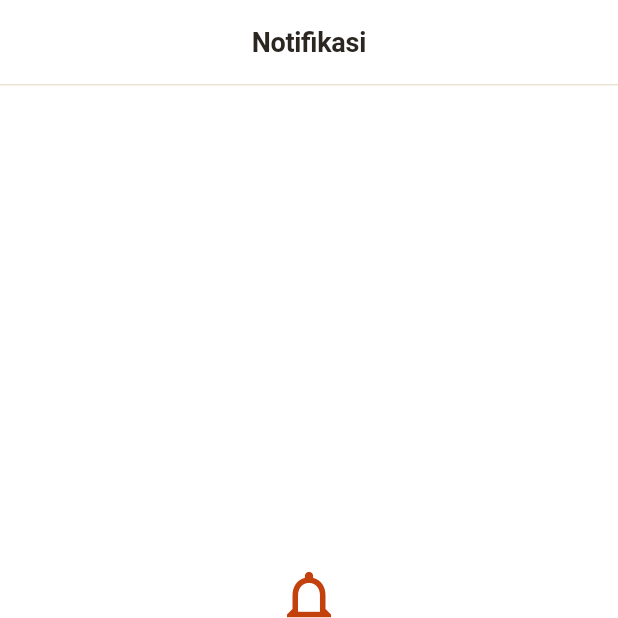
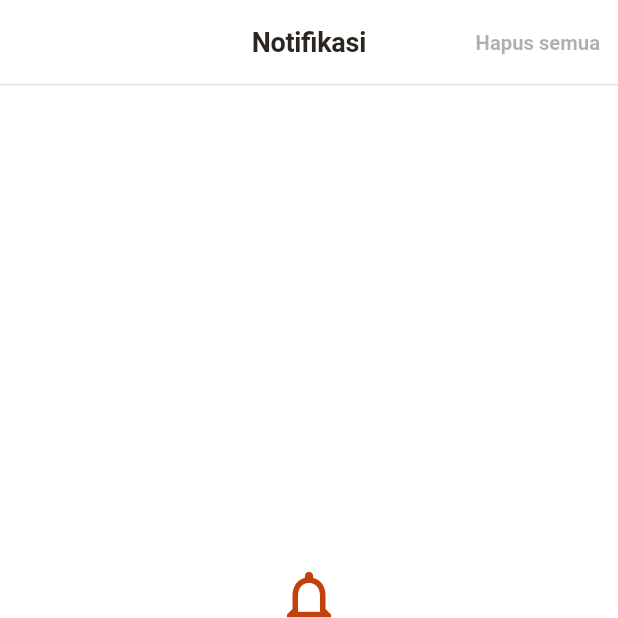
Before and after one commit to FaletehanAlF/Spoth-UMKM-Frontend, a Flutter app: the NotificationScreen screen opened by its route, on a phone screen of 412 x 824 dp, the top half of it. Run offline on Flutter 3.47's test engine with Material 3 defaults, Android fonts, the phone set to English and light mode, and no system bars; our stand-ins replace dio, flutter_local_notifications, flutter_riverpod, flutter_secure_storage, geocoding, geolocator and 7 more; accounts and stored records are empty.

Commit message:
feat(notifications): info admin, badge, hapus semua

```diff
--- a/lib/core/services/notification_service.dart
+++ b/lib/core/services/notification_service.dart
@@ -67,4 +67,8 @@ class NotificationService {
   Future<void> delete({required String token, required String id}) async {
     await _apiService.delete('/notifications/$id', token: token);
   }
+
+  Future<void> deleteAll({required String token}) async {
+    await _apiService.delete('/notifications', token: token);
+  }
 }
--- a/lib/models/notification_model.dart
+++ b/lib/models/notification_model.dart
@@ -5,6 +5,7 @@ class NotificationModel {
     required this.pesan,
     required this.dibaca,
     this.createdAt,
+    this.jenis,
     this.metadata,
   });
 
@@ -14,6 +15,8 @@ class NotificationModel {
   final bool dibaca;
   final DateTime? createdAt;
 
+  /// Jenis notifikasi, misalnya PEMBAYARAN_BERHASIL.
+  final String? jenis;
   final Map<String, dynamic>? metadata;
 
   factory NotificationModel.fromJson(Map<String, dynamic> json) {
@@ -23,6 +26,7 @@ class NotificationModel {
       pesan: json['pesan'] as String? ?? '',
       dibaca: json['dibaca'] as bool? ?? false,
       createdAt: DateTime.tryParse(json['created_at'] as String? ?? ''),
+      jenis: json['jenis'] as String?,
       metadata: json['metadata'] is Map<String, dynamic>
           ? json['metadata'] as Map<String, dynamic>
           : null,
--- a/lib/screens/booking/payment_screen.dart
+++ b/lib/screens/booking/payment_screen.dart
@@ -13,6 +13,7 @@ import '../../models/booking_model.dart';
 import '../../models/payment_model.dart';
 import '../../providers/auth_provider.dart';
 import '../../providers/booking_provider.dart';
+import '../../providers/notification_provider.dart';
 import '../../providers/riwayat_provider.dart';
 import '../../providers/nav_provider.dart';
 import '../../widgets/app_button.dart';
@@ -232,6 +233,8 @@ class _PaymentScreenState extends ConsumerState<PaymentScreen>
 
       await ref.read(bookingsProvider.notifier).refresh();
       await ref.read(riwayatBadgeProvider.notifier).refresh();
+      await ref.read(notificationSummaryProvider.notifier).refresh();
+      await ref.read(notificationsProvider.notifier).refresh();
 
       await _load();
 
--- a/lib/screens/notification/notification_screen.dart
+++ b/lib/screens/notification/notification_screen.dart
@@ -41,10 +41,31 @@ class _NotificationScreenState extends ConsumerState<NotificationScreen> {
   @override
   Widget build(BuildContext context) {
     final notifications = ref.watch(notificationsProvider);
+    final adaNotifikasi = notifications.value?.items.isNotEmpty ?? false;
 
     final page = Scaffold(
       backgroundColor: AppColors.canvas,
-      appBar: const SpothAppBar(title: Text('Notifikasi')),
+      appBar: SpothAppBar(
+        title: const Text('Notifikasi'),
+        actions: [
+          TextButton(
+            onPressed: adaNotifikasi
+                ? () async {
+                    await ref
+                        .read(notificationsProvider.notifier)
+                        .deleteAll();
+
+                    if (context.mounted) {
+                      ScaffoldMessenger.of(context).showSnackBar(
+                        const SnackBar(content: Text('Semua notifikasi dihapus')),
+                      );
+                    }
+                  }
+                : null,
+            child: const Text('Hapus semua'),
+          ),
+        ],
+      ),
       body: notifications.when(
         loading: () => _dibatasi(
           const SingleChildScrollView(
--- a/lib/widgets/notification_icon.dart
+++ b/lib/widgets/notification_icon.dart
@@ -2,6 +2,7 @@ import 'package:flutter/material.dart';
 import 'package:flutter_riverpod/flutter_riverpod.dart';
 import 'package:go_router/go_router.dart';
 
+import '../core/theme/app_colors.dart';
 import '../providers/notification_provider.dart';
 
 class NotificationIconButton extends ConsumerWidget {
@@ -16,6 +17,7 @@ class NotificationIconButton extends ConsumerWidget {
       icon: Badge.count(
         count: count,
         isLabelVisible: count > 0,
+        backgroundColor: AppColors.danger,
         child: const Icon(Icons.notifications_outlined),
       ),
       tooltip: 'Notifikasi',
--- a/lib/widgets/riwayat_icon_button.dart
+++ b/lib/widgets/riwayat_icon_button.dart
@@ -2,6 +2,7 @@ import 'package:flutter/material.dart';
 import 'package:flutter_riverpod/flutter_riverpod.dart';
 import 'package:go_router/go_router.dart';
 
+import '../core/theme/app_colors.dart';
 import '../providers/riwayat_provider.dart';
 
 class RiwayatIconButton extends ConsumerWidget {
@@ -15,6 +16,7 @@ class RiwayatIconButton extends ConsumerWidget {
       icon: Badge.count(
         count: count,
         isLabelVisible: count > 0,
+        backgroundColor: AppColors.primaryOrange,
         child: const Icon(Icons.history_rounded),
       ),
       tooltip: 'Riwayat',
```
Also changed, not shown: lib/models/booking_model.dart (+8 -0 lines), lib/providers/notification_provider.dart (+12 -0 lines), lib/providers/notification_realtime_provider.dart (+8 -0 lines), lib/screens/booking/riwayat_screen.dart (+23 -2 lines).
